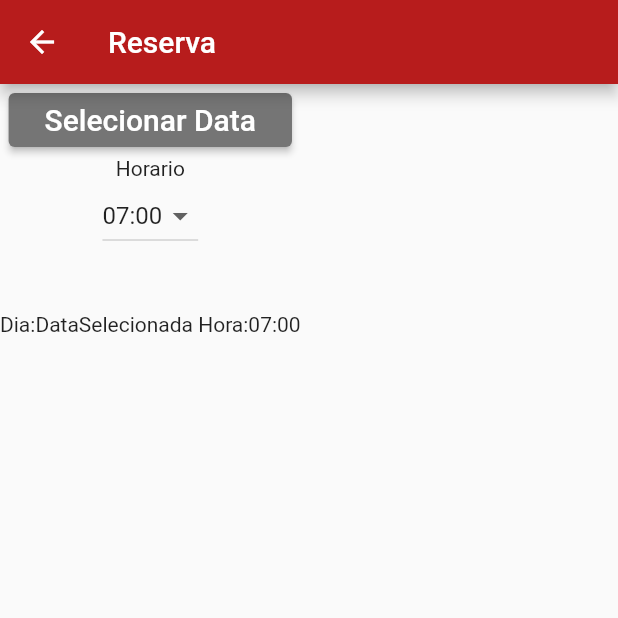
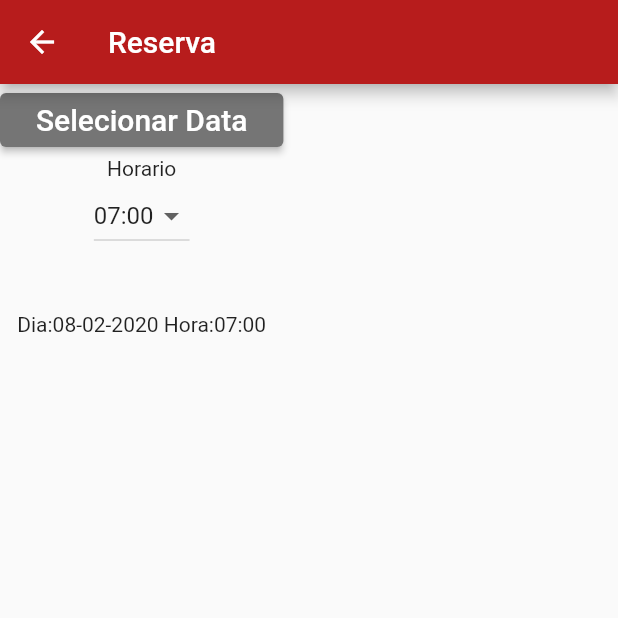
Before and after one commit to gabrielbarreto030/MotoView2, a Flutter app: the Agendamento screen opened directly, on a phone screen of 412 x 824 dp, the top half of it. Run offline on Flutter 3.47's test engine with Material 2 defaults, Android fonts, the phone set to English and light mode, and no system bars; our stand-ins replace date_format.

Commit message:
Terminando Lógica de Hora e Data

```diff
--- a/lib/screen/Agendamento.dart
+++ b/lib/screen/Agendamento.dart
@@ -1,5 +1,6 @@
 import 'package:flutter/cupertino.dart';
 import 'package:flutter/material.dart';
+import 'package:date_format/date_format.dart';
 
 class Agendamento extends StatefulWidget{
   @override
@@ -36,14 +37,18 @@ class Horario{
 
 class StateAgendamento extends State<Agendamento>{
    DateTime _date=DateTime.now();//Pegar Data Atual
-   List<Horario> _horarios=Horario.getHorario();
-   List<DropdownMenuItem<Horario>> _dropdownhorarios;
-   Horario _selectedHorario;
+
+   String datafeita;
+
+   List<Horario> _horarios=Horario.getHorario();//Instacia Classe Horario e Pega Lista
+   List<DropdownMenuItem<Horario>> _dropdownhorarios;//Variavel que os Horarios vão transformar em DropDownItens
+   Horario _selectedHorario;//Hora Selecionada
 
    @override
    void initState(){
-     _dropdownhorarios=Builddrophorarios(_horarios);
-     _selectedHorario=_dropdownhorarios[0].value;
+     _dropdownhorarios=Builddrophorarios(_horarios);//Tranforma em DropDown Lista de Horas
+     _selectedHorario=_dropdownhorarios[0].value;//Seleciona 1ºhora como Hora Inicial
+     datafeita=formatDate(_date, [dd, '-', mm, '-', yyyy]);
      super.initState();
    }
 
@@ -56,6 +61,8 @@ class StateAgendamento extends State<Agendamento>{
        return horas;
    }
 
+  //String datafeita=formatDate(_date, [yyyy, '-', mm, '-', dd]).toString();
+
    Future<Null> FazData(BuildContext context) async {
       final DateTime DataClick= await showDatePicker(
         context: context,
@@ -63,10 +70,12 @@ class StateAgendamento extends State<Agendamento>{
         firstDate: DateTime(2020),
         lastDate: DateTime(2025)
       );
+
       if(DataClick !=null && DataClick!=_date){
         setState(() {
           _date=DataClick;
           print(_date.toString());
+          datafeita=formatDate(_date, [dd, '-', mm, '-', yyyy]);
         });
       }
     }
@@ -102,7 +111,7 @@ class StateAgendamento extends State<Agendamento>{
               value: _selectedHorario,
               items: _dropdownhorarios, onChanged: ChangedHorario),
             SizedBox(height: 40.0),
-            Text("Dia:DataSelecionada Hora:${_selectedHorario.hora}")
+            Text("Dia:${datafeita} Hora:${_selectedHorario.hora}")
 
 
           ],),
--- a/pubspec.yaml
+++ b/pubspec.yaml
@@ -17,6 +17,7 @@ environment:
   sdk: ">=2.1.0 <3.0.0"
 
 dependencies:
+  date_format: ^1.0.8
   flutter:
     sdk: flutter
 
```
Also changed, not shown: pubspec.lock.
